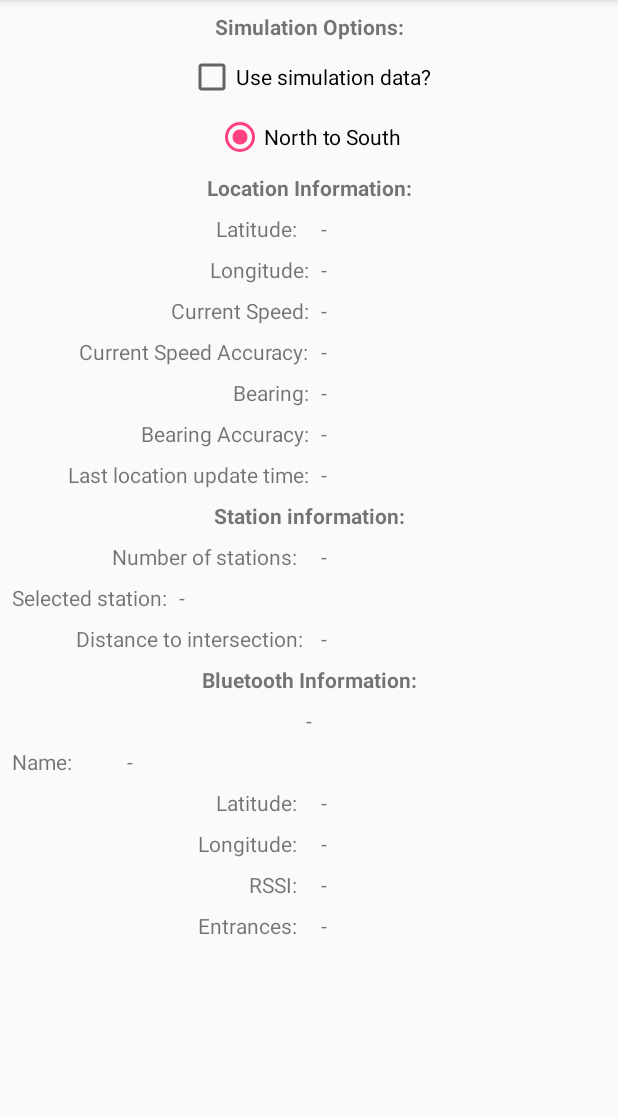
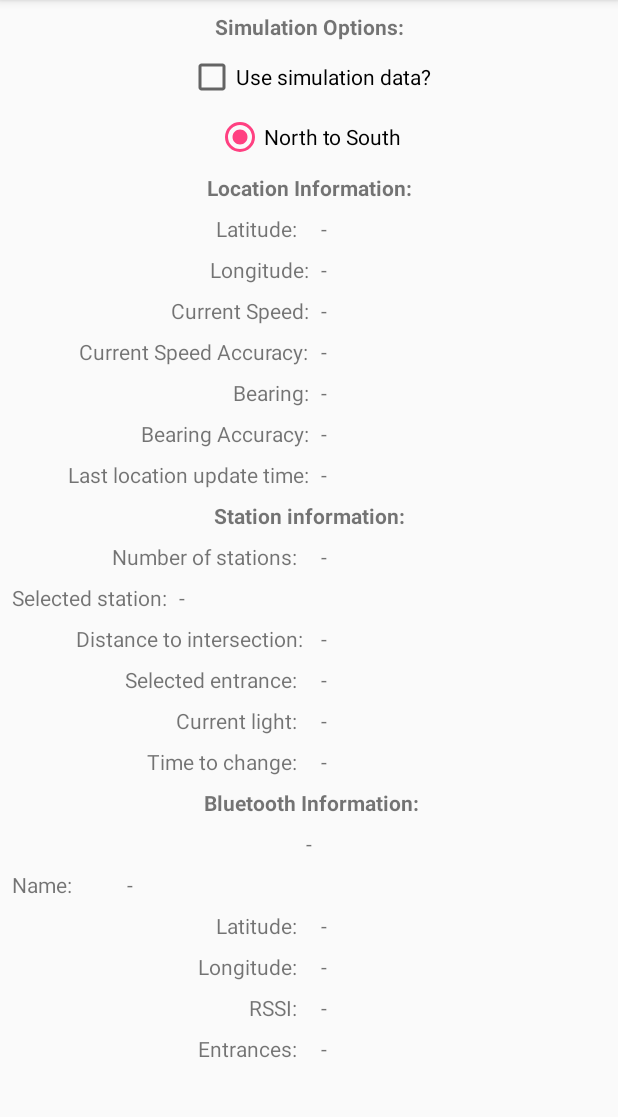
Before and after one commit to squircle/cycleflow, an Android app: the screen it shows after launch (MainActivity), on a phone screen of 412 x 824 dp, the part 84-1201 px from its top. Run offline under Robolectric (Android 15) with nearby library versions, the phone set to English and light mode, and no system bars.

Commit message:
Added logic to determine which entrance to the intersection is going to be used. Also commented out step that stops scanning.

```diff
--- a/app/src/main/java/ca/cloudsynergy/cycleflow/MainActivity.java
+++ b/app/src/main/java/ca/cloudsynergy/cycleflow/MainActivity.java
@@ -38,7 +38,9 @@ import java.util.Iterator;
 import java.util.Locale;
 import java.util.Map;
 
+import ca.cloudsynergy.cycleflow.location.Direction;
 import ca.cloudsynergy.cycleflow.location.GpsCoordinates;
+import ca.cloudsynergy.cycleflow.station.Entrance;
 import ca.cloudsynergy.cycleflow.station.StationInfo;
 import ca.cloudsynergy.cycleflow.synergy.Synergy;
 
@@ -94,6 +96,9 @@ public class MainActivity extends AppCompatActivity {
     private TextView distanceToIntersectionTextView;
     private TextView stationSelectedTextView;
     private TextView stationCountTextView;
+    private TextView stationSelectedEntranceTextView;
+    private TextView stationCurrentLightTextView;
+    private TextView stationTimeToLightChangeTextView;
     private TextView approachStationRawDataTextView;
     private TextView approachStationNameTextView;
     private TextView approachStationLatTextView;
@@ -133,6 +138,9 @@ public class MainActivity extends AppCompatActivity {
         distanceToIntersectionTextView = findViewById(R.id.distance_to_intersection_data);
         stationSelectedTextView = findViewById(R.id.selected_station_data);
         stationCountTextView = findViewById(R.id.station_count_data);
+        stationSelectedEntranceTextView = findViewById(R.id.selected_entrance_data);
+        stationCurrentLightTextView = findViewById(R.id.entrance_light_data);
+        stationTimeToLightChangeTextView = findViewById(R.id.light_time_to_change_data);
         approachStationRawDataTextView = findViewById(R.id.approach_station_raw_data);
         approachStationNameTextView = findViewById(R.id.approach_station_name_data);
         approachStationLatTextView = findViewById(R.id.approach_station_lat_data);
@@ -336,6 +344,7 @@ public class MainActivity extends AppCompatActivity {
     private void scanLeDevice(final boolean enable) {
         if (enable) {
             // stops scanning after 10 seconds
+            /*
             mHandler.postDelayed(new Runnable() {
                 @Override
                 public void run() {
@@ -343,6 +352,7 @@ public class MainActivity extends AppCompatActivity {
                     bluetoothLeScanner.stopScan(mLeScanCallback);
                 }
             }, 20000);
+            */
 
             // Using highest-power mode for scanning
             ScanSettings scanSettings = new ScanSettings.Builder()
@@ -460,11 +470,34 @@ public class MainActivity extends AppCompatActivity {
                         + stations.size());
         }
 
+        // Use the users location relative to the station to determine which entrance they are using
+        if (synergy.getCurrentLocation() != null && synergy.getCurrentStation() != null) {
+            Direction desiredEntrance = GpsCoordinates.approximateDirection(
+                    synergy.getCurrentCoordinates(),
+                    synergy.getCurrentStation().coordinates);
+
+            // TODO: At this time, assuming the intersection will only have one of each direction
+            for (Entrance entrance : synergy.getCurrentStation().entrances) {
+                if (entrance.getApproxDirection() == desiredEntrance) {
+                    synergy.setDesiredEntrance(entrance);
+                }
+            }
+
+            Log.i("desiredEntrance", "Desired entrance: " + desiredEntrance.toString());
+        }
+
         // Update UI
         if (synergy.getCurrentStation() != null) {
             stationCountTextView.setText(String.valueOf(stations.size()));
             stationSelectedTextView.setText(synergy.getCurrentStation().name);
             distanceToIntersectionTextView.setText(String.valueOf(synergy.getDistanceToStation()));
         }
+
+        if (synergy.getDesiredEntrance() != null) {
+            stationSelectedEntranceTextView.setText(synergy.getDesiredEntrance().getApproxDirection().toString());
+            stationCurrentLightTextView.setText(synergy.getDesiredEntrance().getCurrentState().toString());
+            stationTimeToLightChangeTextView.setText(
+                    String.valueOf(synergy.getDesiredEntrance().getTimeToNextLight()));
+        }
     }
 }
--- a/app/src/main/res/layout/activity_main.xml
+++ b/app/src/main/res/layout/activity_main.xml
@@ -263,6 +263,66 @@
                 app:layout_constraintTop_toBottomOf="@+id/selected_station_text" />
 
             <TextView
+                android:id="@+id/selected_entrance_text"
+                android:layout_width="wrap_content"
+                android:layout_height="wrap_content"
+                android:layout_marginTop="8dp"
+                android:layout_marginEnd="8dp"
+                android:text="@string/station_entrance"
+                app:layout_constraintEnd_toStartOf="@+id/guideline_vertical"
+                app:layout_constraintTop_toBottomOf="@+id/distance_to_intersection_text" />
+
+            <TextView
+                android:id="@+id/selected_entrance_data"
+                android:layout_width="wrap_content"
+                android:layout_height="wrap_content"
+                android:layout_marginStart="8dp"
+                android:layout_marginTop="8dp"
+                android:text="-"
+                app:layout_constraintStart_toStartOf="@+id/guideline_vertical"
+                app:layout_constraintTop_toBottomOf="@+id/distance_to_intersection_text" />
+
+            <TextView
+                android:id="@+id/entrance_light_text"
+                android:layout_width="wrap_content"
+                android:layout_height="wrap_content"
+                android:layout_marginTop="8dp"
+                android:layout_marginEnd="8dp"
+                android:text="@string/station_current_light"
+                app:layout_constraintEnd_toStartOf="@+id/guideline_vertical"
+                app:layout_constraintTop_toBottomOf="@+id/selected_entrance_text" />
+
+            <TextView
+                android:id="@+id/entrance_light_data"
+                android:layout_width="wrap_content"
+                android:layout_height="wrap_content"
+                android:layout_marginStart="8dp"
+                android:layout_marginTop="8dp"
+                android:text="-"
+                app:layout_constraintStart_toStartOf="@+id/guideline_vertical"
+                app:layout_constraintTop_toBottomOf="@+id/selected_entrance_text" />
+
+            <TextView
+                android:id="@+id/light_time_to_change_text"
+                android:layout_width="wrap_content"
+                android:layout_height="wrap_content"
+                android:layout_marginTop="8dp"
+                android:layout_marginEnd="8dp"
+                android:text="@string/station_time_to_change"
+                app:layout_constraintEnd_toStartOf="@+id/guideline_vertical"
+                app:layout_constraintTop_toBottomOf="@+id/entrance_light_text" />
+
+            <TextView
+                android:id="@+id/light_time_to_change_data"
+                android:layout_width="wrap_content"
+                android:layout_height="wrap_content"
+                android:layout_marginStart="8dp"
+                android:layout_marginTop="8dp"
+                android:text="-"
+                app:layout_constraintStart_toStartOf="@+id/guideline_vertical"
+                app:layout_constraintTop_toBottomOf="@+id/entrance_light_text" />
+
+            <TextView
                 android:id="@+id/title2"
                 android:layout_width="wrap_content"
                 android:layout_height="wrap_content"
@@ -270,9 +330,9 @@
                 android:text="@string/title_2_label"
                 android:textStyle="bold"
                 app:layout_constraintEnd_toEndOf="parent"
-                app:layout_constraintHorizontal_bias="0.502"
+                app:layout_constraintHorizontal_bias="0.506"
                 app:layout_constraintStart_toStartOf="parent"
-                app:layout_constraintTop_toBottomOf="@+id/distance_to_intersection_text" />
+                app:layout_constraintTop_toBottomOf="@+id/light_time_to_change_text" />
 
             <TextView
                 android:id="@+id/approach_station_raw_data"
--- a/app/src/main/res/values/strings.xml
+++ b/app/src/main/res/values/strings.xml
@@ -33,6 +33,9 @@
     <string name="station_label">Station information:</string>
     <string name="station_count">Number of stations:</string>
     <string name="station_selected">Selected station:</string>
+    <string name="station_entrance">Selected entrance:</string>
+    <string name="station_current_light">Current light:</string>
+    <string name="station_time_to_change">Time to change:</string>
 
 
     <!-- Next activity... -->
```
Also changed, not shown: app/src/main/java/ca/cloudsynergy/cycleflow/location/Direction.java (+26 -6 lines), app/src/main/java/ca/cloudsynergy/cycleflow/location/GpsCoordinates.java (+11 -0 lines), app/src/main/java/ca/cloudsynergy/cycleflow/station/Entrance.java (+20 -3 lines), app/src/main/java/ca/cloudsynergy/cycleflow/synergy/Synergy.java (+17 -4 lines).
